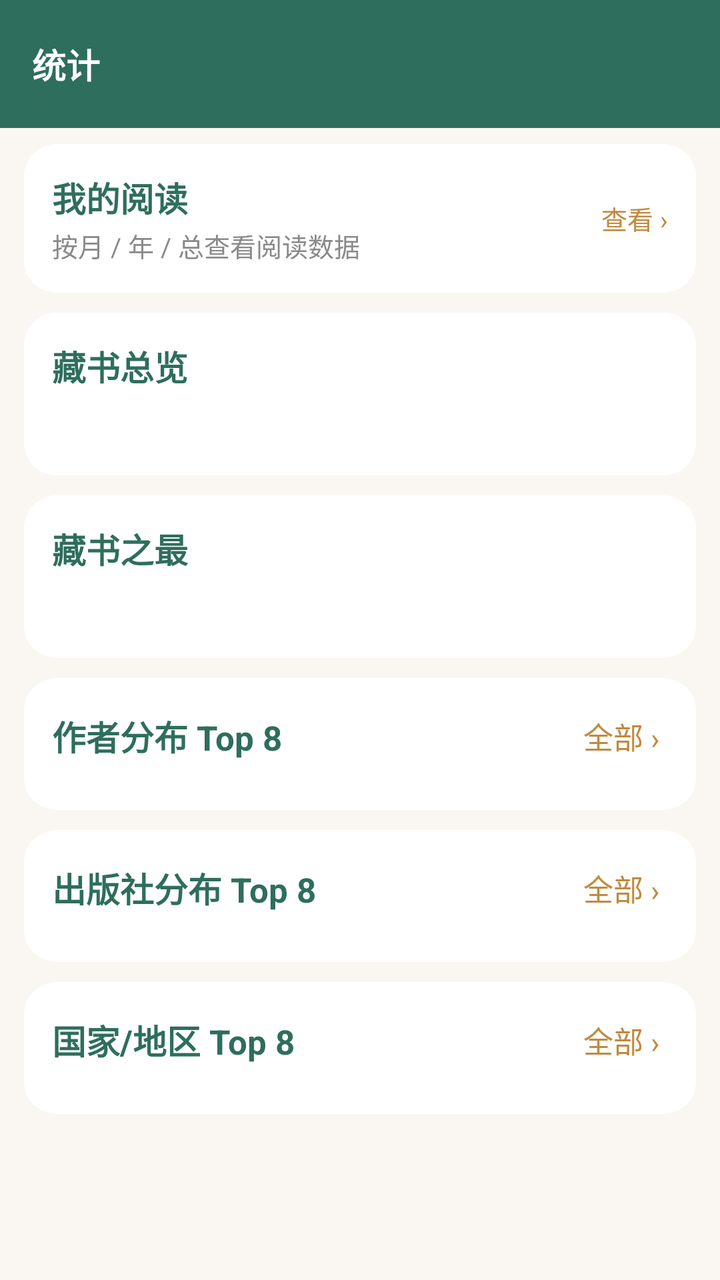
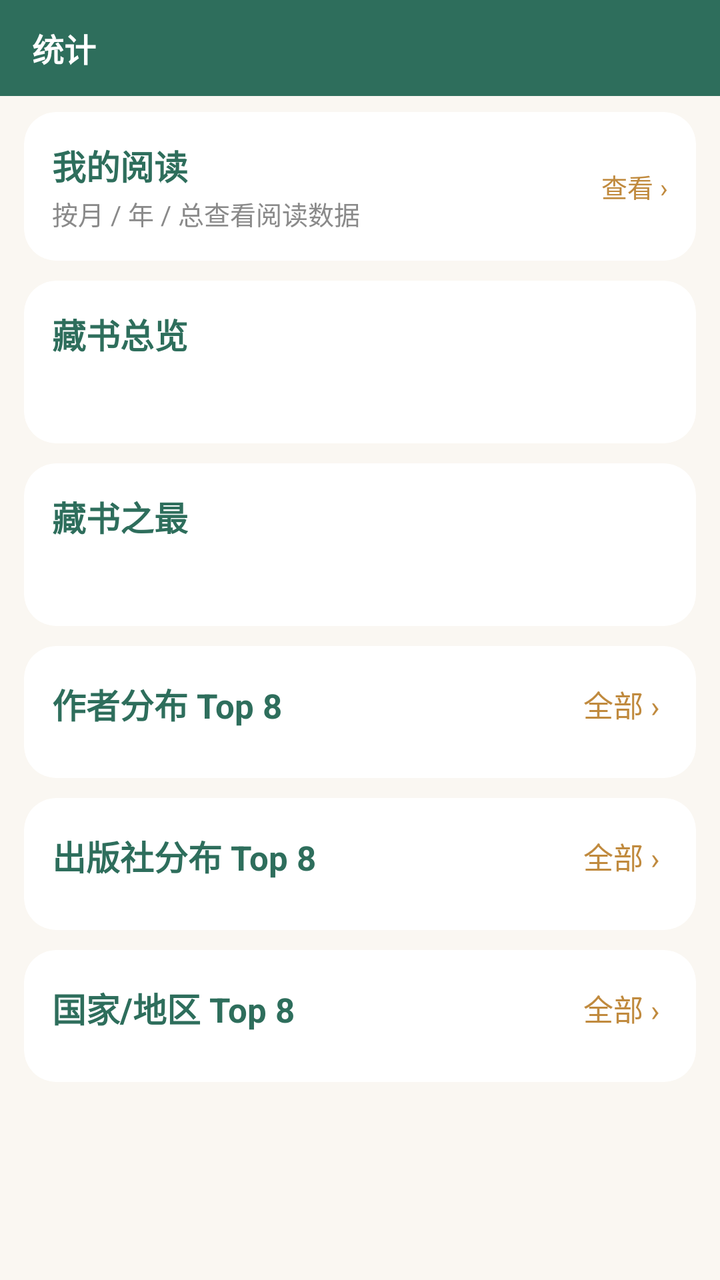

Screens rendered from an Android XML layout before and after an edit, with the pre-edit source and the edit as a unified diff.
<!-- AndroidManifest.xml: application theme Theme.Bookshelf -->
<!-- res/layout/fragment_stats.xml -->
<?xml version="1.0" encoding="utf-8"?>
<LinearLayout xmlns:android="http://schemas.android.com/apk/res/android"
    xmlns:app="http://schemas.android.com/apk/res-auto"
    android:layout_width="match_parent"
    android:layout_height="match_parent"
    android:orientation="vertical">

    <com.google.android.material.appbar.MaterialToolbar
        style="@style/Widget.Bookshelf.Toolbar"
        android:layout_width="match_parent"
        android:layout_height="?attr/actionBarSize"
        app:title="统计" />

    <androidx.core.widget.NestedScrollView
        android:layout_width="match_parent"
        android:layout_height="0dp"
        android:layout_weight="1">

                <androidx.constraintlayout.widget.ConstraintLayout
            android:layout_width="match_parent"
            android:layout_height="wrap_content">

<LinearLayout
            android:layout_width="0dp"
            android:layout_height="wrap_content"
            android:orientation="vertical"
            android:paddingHorizontal="@dimen/page_padding"
            android:paddingTop="@dimen/space_sm"
            android:paddingBottom="@dimen/space_xl"
                    app:layout_constraintWidth_max="@dimen/content_max_width"
                    app:layout_constraintStart_toStartOf="parent"
                    app:layout_constraintEnd_toEndOf="parent"
                    app:layout_constraintHorizontal_bias="0.5"
                    app:layout_constraintTop_toTopOf="parent"
                    app:layout_constraintBottom_toBottomOf="parent"
                >

            
            <androidx.cardview.widget.CardView
                android:id="@+id/card_reading"
                android:layout_width="match_parent"
                android:layout_height="wrap_content"
                android:layout_marginBottom="10dp"
                android:clickable="true"
                android:focusable="true"
                android:foreground="?attr/selectableItemBackground"
                style="@style/Widget.Bookshelf.Card">

                <LinearLayout
                    android:layout_width="match_parent"
                    android:layout_height="wrap_content"
                    android:gravity="center_vertical"
                    android:orientation="horizontal"
                    android:padding="14dp">

                    <LinearLayout
                        android:layout_width="0dp"
                        android:layout_height="wrap_content"
                        android:layout_weight="1"
                        android:orientation="vertical">

                        <TextView
                            android:layout_width="wrap_content"
                            android:layout_height="wrap_content"
                            android:text="我的阅读"
                            android:textColor="?attr/colorPrimary"
                            android:textSize="@dimen/text_headline"
                            android:textStyle="bold" />

                        <TextView
                            android:layout_width="wrap_content"
                            android:layout_height="wrap_content"
                            android:layout_marginTop="2dp"
                            android:text="按月 / 年 / 总查看阅读数据"
                            android:textColor="@color/text_sub"
                            android:textSize="@dimen/text_body_small" />
                    </LinearLayout>

                    <TextView
                        android:layout_width="wrap_content"
                        android:layout_height="wrap_content"
                        android:text="查看 ›"
                        android:textColor="?attr/colorSecondary"
                        android:textSize="13sp" />
                </LinearLayout>
            </androidx.cardview.widget.CardView>

            
            <androidx.cardview.widget.CardView
                android:layout_width="match_parent"
                android:layout_height="wrap_content"
                style="@style/Widget.Bookshelf.Card">

                <LinearLayout
                    android:layout_width="match_parent"
                    android:layout_height="wrap_content"
                    android:orientation="vertical"
                    android:padding="14dp">

                    <TextView
                        android:layout_width="wrap_content"
                        android:layout_height="wrap_content"
                        android:text="藏书总览"
                        android:textStyle="bold"
                        android:textSize="@dimen/text_headline"
                        android:textColor="?attr/colorPrimary" />

                    <TextView
                        android:id="@+id/tv_overview"
                        android:layout_width="match_parent"
                        android:layout_height="wrap_content"
                        android:layout_marginTop="8dp"
                        android:textSize="@dimen/text_body"
                        android:lineSpacingMultiplier="1.6" />
                </LinearLayout>
            </androidx.cardview.widget.CardView>

            
            <androidx.cardview.widget.CardView
                android:layout_width="match_parent"
                android:layout_height="wrap_content"
                android:layout_marginTop="10dp"
                style="@style/Widget.Bookshelf.Card">

                <LinearLayout
                    android:layout_width="match_parent"
                    android:layout_height="wrap_content"
                    android:orientation="vertical"
                    android:padding="14dp">

                    <TextView
                        android:layout_width="wrap_content"
                        android:layout_height="wrap_content"
                        android:text="藏书之最"
                        android:textStyle="bold"
                        android:textSize="@dimen/text_headline"
                        android:textColor="?attr/colorPrimary" />

                    <TextView
                        android:id="@+id/tv_extremes"
                        android:layout_width="match_parent"
                        android:layout_height="wrap_content"
                        android:layout_marginTop="8dp"
                        android:textSize="@dimen/text_body"
                        android:lineSpacingMultiplier="1.6" />
                </LinearLayout>
            </androidx.cardview.widget.CardView>

            
            <androidx.cardview.widget.CardView
                android:layout_width="match_parent"
                android:layout_height="wrap_content"
                android:layout_marginTop="10dp"
                style="@style/Widget.Bookshelf.Card">

                <LinearLayout
                    android:layout_width="match_parent"
                    android:layout_height="wrap_content"
                    android:orientation="vertical"
                    android:padding="14dp">

                    <LinearLayout
                        android:layout_width="match_parent"
                        android:layout_height="wrap_content"
                        android:orientation="horizontal"
                        android:gravity="center_vertical">

                        <TextView
                            android:layout_width="0dp"
                            android:layout_height="wrap_content"
                            android:layout_weight="1"
                            android:text="作者分布 Top 8"
                            android:textStyle="bold"
                            android:textSize="@dimen/text_headline"
                            android:textColor="?attr/colorPrimary" />

                        <TextView
                            android:id="@+id/tv_authors_more"
                            android:layout_width="wrap_content"
                            android:layout_height="wrap_content"
                            android:text="全部 ›"
                            android:textSize="@dimen/text_body"
                            android:textColor="?attr/colorSecondary"
                            android:background="?attr/selectableItemBackground"
                            android:padding="4dp" />
                    </LinearLayout>

                    <LinearLayout
                        android:id="@+id/container_authors"
                        android:layout_width="match_parent"
                        android:layout_height="wrap_content"
                        android:layout_marginTop="8dp"
                        android:orientation="vertical" />
                </LinearLayout>
            </androidx.cardview.widget.CardView>

            
            <androidx.cardview.widget.CardView
                android:layout_width="match_parent"
                android:layout_height="wrap_content"
                android:layout_marginTop="10dp"
                style="@style/Widget.Bookshelf.Card">

                <LinearLayout
                    android:layout_width="match_parent"
                    android:layout_height="wrap_content"
                    android:orientation="vertical"
                    android:padding="14dp">

                    <LinearLayout
                        android:layout_width="match_parent"
                        android:layout_height="wrap_content"
                        android:orientation="horizontal"
                        android:gravity="center_vertical">

                        <TextView
                            android:layout_width="0dp"
                            android:layout_height="wrap_content"
                            android:layout_weight="1"
                            android:text="出版社分布 Top 8"
                            android:textStyle="bold"
                            android:textSize="@dimen/text_headline"
                            android:textColor="?attr/colorPrimary" />

                        <TextView
                            android:id="@+id/tv_publishers_more"
                            android:layout_width="wrap_content"
                            android:layout_height="wrap_content"
                            android:text="全部 ›"
                            android:textSize="@dimen/text_body"
                            android:textColor="?attr/colorSecondary"
                            android:background="?attr/selectableItemBackground"
                            android:padding="4dp" />
                    </LinearLayout>

                    <LinearLayout
                        android:id="@+id/container_publishers"
                        android:layout_width="match_parent"
                        android:layout_height="wrap_content"
                        android:layout_marginTop="8dp"
                        android:orientation="vertical" />
                </LinearLayout>
            </androidx.cardview.widget.CardView>

            
            <androidx.cardview.widget.CardView
                android:layout_width="match_parent"
                android:layout_height="wrap_content"
                android:layout_marginTop="10dp"
                android:layout_marginBottom="16dp"
                style="@style/Widget.Bookshelf.Card">

                <LinearLayout
                    android:layout_width="match_parent"
                    android:layout_height="wrap_content"
                    android:orientation="vertical"
                    android:padding="14dp">

                    <LinearLayout
                        android:layout_width="match_parent"
                        android:layout_height="wrap_content"
                        android:orientation="horizontal"
                        android:gravity="center_vertical">

                        <TextView
                            android:layout_width="0dp"
                            android:layout_height="wrap_content"
                            android:layout_weight="1"
                            android:text="国家/地区 Top 8"
                            android:textStyle="bold"
                            android:textSize="@dimen/text_headline"
                            android:textColor="?attr/colorPrimary" />

                        <TextView
                            android:id="@+id/tv_countries_more"
                            android:layout_width="wrap_content"
                            android:layout_height="wrap_content"
                            android:text="全部 ›"
                            android:textSize="@dimen/text_body"
                            android:textColor="?attr/colorSecondary"
                            android:background="?attr/selectableItemBackground"
                            android:padding="4dp" />
                    </LinearLayout>

                    <LinearLayout
                        android:id="@+id/container_countries"
                        android:layout_width="match_parent"
                        android:layout_height="wrap_content"
                        android:layout_marginTop="8dp"
                        android:orientation="vertical" />
                </LinearLayout>
            </androidx.cardview.widget.CardView>
        </LinearLayout>
        </androidx.constraintlayout.widget.ConstraintLayout>
    </androidx.core.widget.NestedScrollView>
</LinearLayout>
<!-- resources referenced by this layout -->
<resources>
  <color name="text_sub">#8A8A8A</color>
  <dimen name="content_max_width">9999dp</dimen>
  <dimen name="page_padding">12dp</dimen>
  <dimen name="space_sm">8dp</dimen>
  <dimen name="space_xl">20dp</dimen>
  <dimen name="text_body">15sp</dimen>
  <dimen name="text_body_small">13sp</dimen>
  <dimen name="text_headline">17sp</dimen>
  <style name="Widget.Bookshelf.Card" parent="CardView">
          <item name="cardCornerRadius">@dimen/card_corner</item>
          <item name="cardElevation">0dp</item>
          <item name="cardBackgroundColor">?attr/surface</item>
          <item name="strokeColor">?attr/outline</item>
          <item name="strokeWidth">1dp</item>
      </style>
  <style name="Widget.Bookshelf.Toolbar" parent="Widget.Material3.Toolbar">
          <item name="android:background">?attr/colorPrimary</item>
          <item name="titleTextColor">@color/white</item>
          <item name="titleTextAppearance">@style/TextAppearance.Bookshelf.ToolbarTitle</item>
          <item name="navigationIconTint">@color/white</item>
          <item name="android:elevation">0dp</item>
      </style>
  <style name="Theme.Bookshelf" parent="Theme.Bookshelf.Base">
          <item name="colorPrimary">@color/primary</item>
          <item name="colorPrimaryVariant">@color/primary_dark</item>
          <item name="colorSecondary">@color/accent</item>
          
          <item name="chip_bg">@color/chip_bg</item>
          <item name="primary_container">@color/green_container</item>
          <item name="on_primary_container">@color/green_on_container</item>
      </style>
  <dimen name="card_corner">16dp</dimen>
  <color name="white">#FFFFFF</color>
  <style name="TextAppearance.Bookshelf.ToolbarTitle" parent="TextAppearance.Material3.TitleLarge">
          <item name="android:textSize">@dimen/text_headline</item>
          <item name="android:textStyle">bold</item>
          <item name="android:textColor">@color/white</item>
      </style>
  <color name="primary">#2E6E5C</color>
  <color name="primary_dark">#1F4D40</color>
  <color name="accent">#C08A3E</color>
  <color name="chip_bg">#E8F0ED</color>
  <color name="green_container">#E6F0EC</color>
  <color name="green_on_container">#1C4A3E</color>
  <color name="bg_page">#FAF7F2</color>
  <color name="surface">#FFFFFF</color>
  <color name="surface_dim">#F4F0E9</color>
  <color name="outline">#E6E0D5</color>
  <color name="outline_strong">#CFC5B4</color>
  <color name="text_main">#2B2B2B</color>
  <style name="Widget.Bookshelf.Button" parent="Widget.Material3.Button">
          <item name="shapeAppearance">@style/ShapeAppearance.Bookshelf.Medium</item>
          <item name="android:textSize">@dimen/text_body_small</item>
          <item name="android:letterSpacing">0.02</item>
          <item name="android:minHeight">44dp</item>
          <item name="cornerRadius">@dimen/radius_md</item>
      </style>
  <style name="Widget.Bookshelf.MaterialCard" parent="Widget.Material3.CardView.Outlined">
          <item name="cardCornerRadius">@dimen/card_corner</item>
          <item name="cardElevation">0dp</item>
          <item name="strokeColor">?attr/outline</item>
          <item name="strokeWidth">1dp</item>
      </style>
  <style name="ShapeAppearance.Bookshelf.Medium" parent="ShapeAppearance.Material3.Corner.Medium">
          <item name="cornerSize">@dimen/radius_md</item>
      </style>
  <dimen name="radius_md">12dp</dimen>
  <!-- unchanged entries left out for length: 2 -->
</resources>

<!-- the commit's change to res/layout/fragment_stats.xml (unified diff, before → after) -->
@@ -8,7 +8,7 @@
     <com.google.android.material.appbar.MaterialToolbar
         style="@style/Widget.Bookshelf.Toolbar"
         android:layout_width="match_parent"
-        android:layout_height="?attr/actionBarSize"
+        android:layout_height="@dimen/toolbar_h"
         app:title="统计" />
 
     <androidx.core.widget.NestedScrollView
<!-- resource entries referenced after the edit -->
@@ -8,6 +8,7 @@
   <dimen name="text_body">15sp</dimen>
   <dimen name="text_body_small">13sp</dimen>
   <dimen name="text_headline">17sp</dimen>
+  <dimen name="toolbar_h">48dp</dimen>
   <style name="Widget.Bookshelf.Card" parent="CardView">
           <item name="cardCornerRadius">@dimen/card_corner</item>
           <item name="cardElevation">0dp</item>
@@ -34,7 +35,7 @@
   <dimen name="card_corner">16dp</dimen>
   <color name="white">#FFFFFF</color>
   <style name="TextAppearance.Bookshelf.ToolbarTitle" parent="TextAppearance.Material3.TitleLarge">
-          <item name="android:textSize">@dimen/text_headline</item>
+          <item name="android:textSize">@dimen/text_title_toolbar</item>
           <item name="android:textStyle">bold</item>
           <item name="android:textColor">@color/white</item>
       </style>
@@ -44,6 +45,7 @@
   <color name="chip_bg">#E8F0ED</color>
   <color name="green_container">#E6F0EC</color>
   <color name="green_on_container">#1C4A3E</color>
+  <dimen name="text_title_toolbar">16sp</dimen>
   <color name="bg_page">#FAF7F2</color>
   <color name="surface">#FFFFFF</color>
   <color name="surface_dim">#F4F0E9</color>
